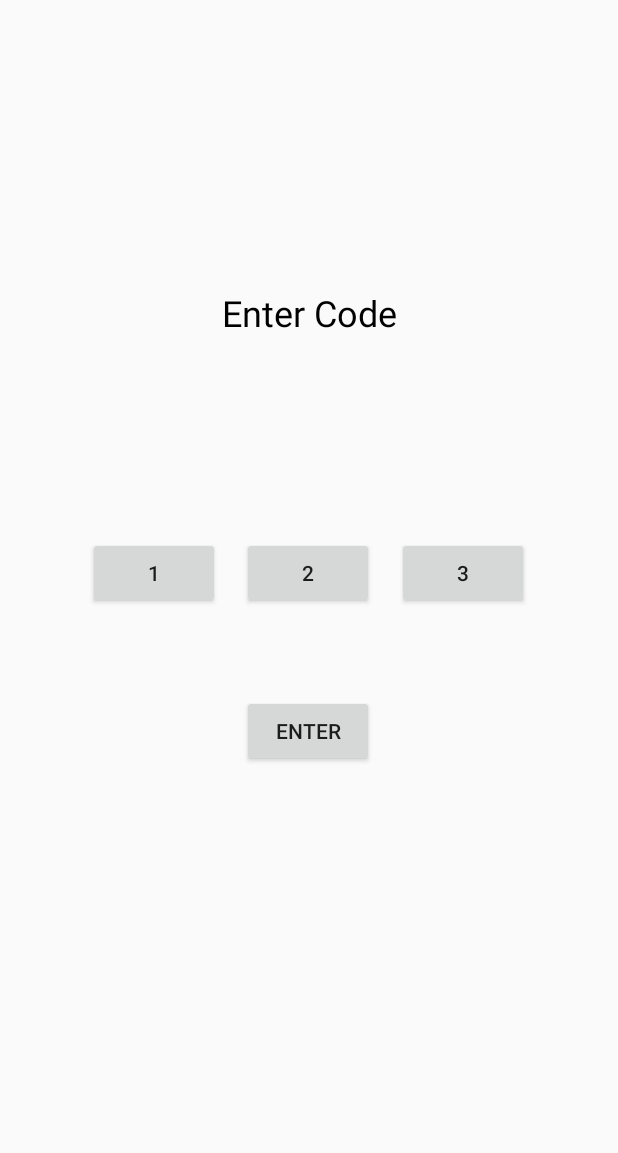
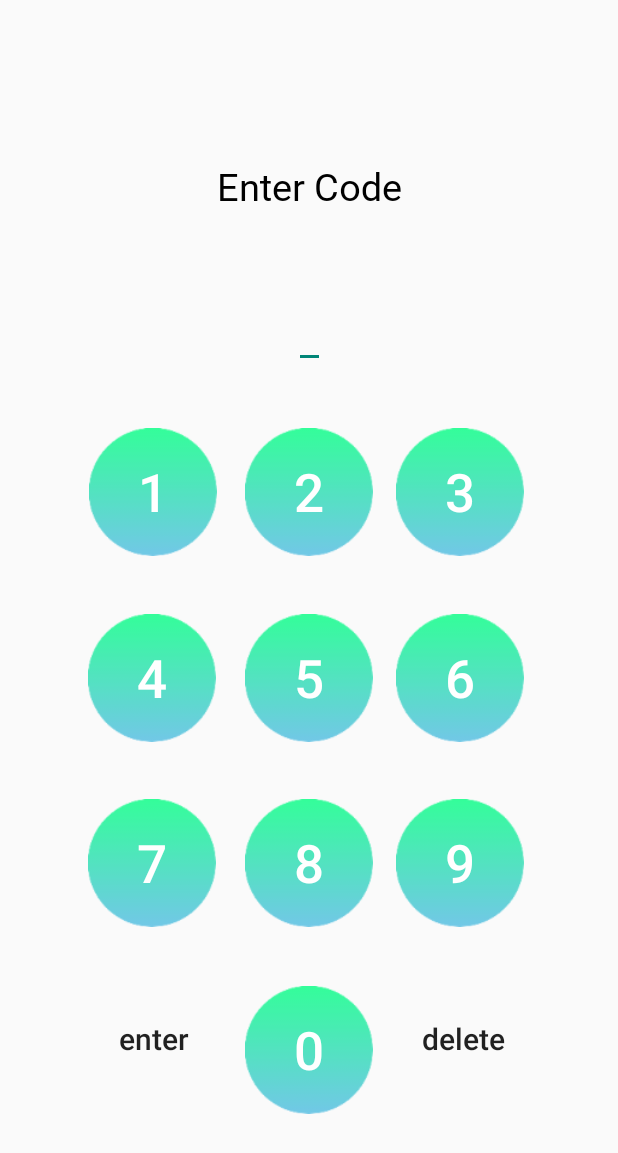
Before and after one commit to ohohxkel/Lend-and-Borrow-Application, an Android app: the AdminEnterCode screen opened directly, with no data from a screen before it, on a phone screen of 412 x 824 dp. Shown: the top 1153 px of the screen. Run offline under Robolectric (Android 15) with nearby library versions, the phone set to English and light mode, and no system bars.

Commit message:
Passcode UI

```diff
--- a/app/src/main/java/com/example/labapp/AdminEnterCode.java
+++ b/app/src/main/java/com/example/labapp/AdminEnterCode.java
@@ -6,22 +6,144 @@ import android.content.Intent;
 import android.os.Bundle;
 import android.view.View;
 import android.widget.Button;
+import android.widget.EditText;
 
 public class AdminEnterCode extends AppCompatActivity {
     Button button_enter;
+    Button button1;
+    Button button2;
+    Button button3;
+    Button button4;
+    Button button5;
+    Button button6;
+    Button button7;
+    Button button8;
+    Button button9;
+    Button button0;
+    Button button_delete;
+
+
+
+    EditText editText_code;
+
 
     @Override
     protected void onCreate(Bundle savedInstanceState) {
         super.onCreate(savedInstanceState);
         setContentView(R.layout.activity_admin_enter_passcode);
+        editText_code=(EditText)findViewById(R.id.editText_code) ;
 
         button_enter = findViewById(R.id.button_enter);
+        button1 = findViewById(R.id.button_1);
+        button2 = findViewById(R.id.button_2);
+        button3 = findViewById(R.id.button_3);
+        button4 = findViewById(R.id.button_4);
+        button5 = findViewById(R.id.button_5);
+        button6 = findViewById(R.id.button_6);
+        button7 = findViewById(R.id.button_7);
+        button8 = findViewById(R.id.button_8);
+        button9 = findViewById(R.id.button_9);
+        button0 = findViewById(R.id.button_0);
+        button_delete = findViewById(R.id.button_delete);
+
+
+        button1.setOnClickListener(new View.OnClickListener() {
+            @Override
+            public void onClick(View v) {
+                editText_code.setText(editText_code.getText().insert(editText_code.getText().length(),"1"));
+
+
+            }
+
+        });
+
+        button2.setOnClickListener(new View.OnClickListener() {
+            @Override
+            public void onClick(View v) {
+                editText_code.setText(editText_code.getText().insert(editText_code.getText().length(),"2"));
+            }
+        });
+
+        button3.setOnClickListener(new View.OnClickListener() {
+            @Override
+            public void onClick(View v) {
+                editText_code.setText(editText_code.getText().insert(editText_code.getText().length(),"3"));
+            }
+        });
+
+        button4.setOnClickListener(new View.OnClickListener() {
+            @Override
+            public void onClick(View v) {
+                editText_code.setText(editText_code.getText().insert(editText_code.getText().length(),"4"));
+            }
+        });
+
+        button5.setOnClickListener(new View.OnClickListener() {
+            @Override
+            public void onClick(View v) {
+                editText_code.setText(editText_code.getText().insert(editText_code.getText().length(),"5"));
+            }
+        });
+
+        button6.setOnClickListener(new View.OnClickListener() {
+            @Override
+            public void onClick(View v) {
+                editText_code.setText(editText_code.getText().insert(editText_code.getText().length(),"6"));
+            }
+        });
+
+        button7.setOnClickListener(new View.OnClickListener() {
+            @Override
+            public void onClick(View v) {
+                editText_code.setText(editText_code.getText().insert(editText_code.getText().length(),"7"));
+            }
+        });
+
+        button8.setOnClickListener(new View.OnClickListener() {
+            @Override
+            public void onClick(View v) {
+                editText_code.setText(editText_code.getText().insert(editText_code.getText().length(),"8"));
+            }
+        });
+
+        button9.setOnClickListener(new View.OnClickListener() {
+            @Override
+            public void onClick(View v) {
+                editText_code.setText(editText_code.getText().insert(editText_code.getText().length(),"9"));
+            }
+        });
+
+        button0.setOnClickListener(new View.OnClickListener() {
+            @Override
+            public void onClick(View v) {
+                editText_code.setText(editText_code.getText().insert(editText_code.getText().length(),"0"));
+            }
+        });
+
+
+        button_delete.setOnClickListener(new View.OnClickListener() {
+            @Override
+            public void onClick(View v) {
+                editText_code.setText(editText_code.getText().delete(editText_code.getText().length()-1, editText_code.getText().length()));
+            }
+        });
+
+
         button_enter.setOnClickListener(new View.OnClickListener() {
             @Override
             public void onClick(View v) {
-                Intent intent = new Intent(AdminEnterCode.this,AdminHome.class);
-                startActivity(intent);
+                if (Integer.parseInt(String.valueOf(editText_code.getText()))==1)
+                {
+                    Intent intent = new Intent(AdminEnterCode.this, AdminHome.class);
+                    startActivity(intent);
+                }
             }
         });
+
+
+
+
+
+
     }
 }
--- a/app/src/main/res/layout/activity_admin_enter_passcode.xml
+++ b/app/src/main/res/layout/activity_admin_enter_passcode.xml
@@ -10,60 +10,203 @@
         android:id="@+id/text_enter_code"
         android:layout_width="wrap_content"
         android:layout_height="wrap_content"
+        android:fontFamily="@font/seguisb"
         android:text="Enter Code"
         android:textColor="@color/colorBlack"
-        android:textSize="24sp"
+        android:textSize="25sp"
         app:layout_constraintBottom_toBottomOf="parent"
         app:layout_constraintEnd_toEndOf="parent"
         app:layout_constraintStart_toStartOf="parent"
         app:layout_constraintTop_toTopOf="parent"
-        app:layout_constraintVertical_bias="0.243" />
+        app:layout_constraintVertical_bias="0.135" />
 
     <Button
         android:id="@+id/button_1"
-        android:layout_width="wrap_content"
-        android:layout_height="wrap_content"
+        android:layout_width="85dp"
+        android:layout_height="85dp"
+        android:background="@drawable/gradient_circle"
         android:text="1"
+        android:textColor="@color/colorWhite"
+        android:textSize="35sp"
         app:layout_constraintBottom_toBottomOf="parent"
         app:layout_constraintEnd_toEndOf="parent"
         app:layout_constraintHorizontal_bias="0.182"
         app:layout_constraintStart_toStartOf="parent"
         app:layout_constraintTop_toTopOf="parent"
-        app:layout_constraintVertical_bias="0.461" />
+        app:layout_constraintVertical_bias="0.386" />
 
     <Button
         android:id="@+id/button_2"
-        android:layout_width="wrap_content"
-        android:layout_height="wrap_content"
+        android:layout_width="85dp"
+        android:layout_height="85dp"
+        android:background="@drawable/gradient_circle"
         android:text="2"
+        android:textColor="@color/colorWhite"
+        android:textSize="35sp"
         app:layout_constraintBottom_toBottomOf="parent"
         app:layout_constraintEnd_toEndOf="parent"
-        app:layout_constraintHorizontal_bias="0.498"
         app:layout_constraintStart_toStartOf="parent"
         app:layout_constraintTop_toTopOf="parent"
-        app:layout_constraintVertical_bias="0.461" />
+        app:layout_constraintVertical_bias="0.386" />
 
     <Button
         android:id="@+id/button_3"
+        android:layout_width="85dp"
+        android:layout_height="85dp"
+        android:background="@drawable/gradient_circle"
+        android:text="3"
+        android:textColor="@color/colorWhite"
+        android:textSize="35sp"
+        app:layout_constraintBottom_toBottomOf="parent"
+        app:layout_constraintEnd_toEndOf="parent"
+        app:layout_constraintHorizontal_bias="0.809"
+        app:layout_constraintStart_toStartOf="parent"
+        app:layout_constraintTop_toTopOf="parent"
+        app:layout_constraintVertical_bias="0.386" />
+
+    <Button
+        android:id="@+id/button_6"
+        android:layout_width="85dp"
+        android:layout_height="85dp"
+        android:background="@drawable/gradient_circle"
+        android:text="6"
+        android:textColor="@color/colorWhite"
+        android:textSize="35sp"
+        app:layout_constraintBottom_toBottomOf="parent"
+        app:layout_constraintEnd_toEndOf="parent"
+        app:layout_constraintHorizontal_bias="0.809"
+        app:layout_constraintStart_toStartOf="parent"
+        app:layout_constraintTop_toTopOf="parent"
+        app:layout_constraintVertical_bias="0.554" />
+
+    <Button
+        android:id="@+id/button_5"
+        android:layout_width="85dp"
+        android:layout_height="85dp"
+        android:background="@drawable/gradient_circle"
+        android:text="5"
+        android:textColor="@color/colorWhite"
+        android:textSize="35sp"
+        app:layout_constraintBottom_toBottomOf="parent"
+        app:layout_constraintEnd_toEndOf="parent"
+        app:layout_constraintStart_toStartOf="parent"
+        app:layout_constraintTop_toTopOf="parent"
+        app:layout_constraintVertical_bias="0.554" />
+
+    <Button
+        android:id="@+id/button_4"
+        android:layout_width="85dp"
+        android:layout_height="85dp"
+        android:background="@drawable/gradient_circle"
+        android:text="4"
+        android:textColor="@color/colorWhite"
+        android:textSize="35sp"
+        app:layout_constraintBottom_toBottomOf="parent"
+        app:layout_constraintEnd_toEndOf="parent"
+        app:layout_constraintHorizontal_bias="0.18"
+        app:layout_constraintStart_toStartOf="parent"
+        app:layout_constraintTop_toTopOf="parent"
+        app:layout_constraintVertical_bias="0.554" />
+
+    <Button
+        android:id="@+id/button_9"
+        android:layout_width="85dp"
+        android:layout_height="85dp"
+        android:background="@drawable/gradient_circle"
+        android:text="9"
+        android:textColor="@color/colorWhite"
+        android:textSize="35sp"
+        app:layout_constraintBottom_toBottomOf="parent"
+        app:layout_constraintEnd_toEndOf="parent"
+        app:layout_constraintHorizontal_bias="0.809"
+        app:layout_constraintStart_toStartOf="parent"
+        app:layout_constraintTop_toTopOf="parent"
+        app:layout_constraintVertical_bias="0.721" />
+
+    <Button
+        android:id="@+id/button_0"
+        android:layout_width="85dp"
+        android:layout_height="85dp"
+        android:background="@drawable/gradient_circle"
+        android:text="0"
+        android:textColor="@color/colorWhite"
+        android:textSize="35sp"
+        app:layout_constraintBottom_toBottomOf="parent"
+        app:layout_constraintEnd_toEndOf="parent"
+        app:layout_constraintStart_toStartOf="parent"
+        app:layout_constraintTop_toTopOf="parent"
+        app:layout_constraintVertical_bias="0.89" />
+
+    <Button
+        android:id="@+id/button_8"
+        android:layout_width="85dp"
+        android:layout_height="85dp"
+        android:background="@drawable/gradient_circle"
+        android:text="8"
+        android:textColor="@color/colorWhite"
+        android:textSize="35sp"
+        app:layout_constraintBottom_toBottomOf="parent"
+        app:layout_constraintEnd_toEndOf="parent"
+        app:layout_constraintStart_toStartOf="parent"
+        app:layout_constraintTop_toTopOf="parent"
+        app:layout_constraintVertical_bias="0.721" />
+
+    <Button
+        android:id="@+id/button_7"
+        android:layout_width="85dp"
+        android:layout_height="85dp"
+        android:background="@drawable/gradient_circle"
+        android:text="7"
+        android:textColor="@color/colorWhite"
+        android:textSize="35sp"
+        app:layout_constraintBottom_toBottomOf="parent"
+        app:layout_constraintEnd_toEndOf="parent"
+        app:layout_constraintHorizontal_bias="0.18"
+        app:layout_constraintStart_toStartOf="parent"
+        app:layout_constraintTop_toTopOf="parent"
+        app:layout_constraintVertical_bias="0.721" />
+
+    <Button
+        android:id="@+id/button_enter"
         android:layout_width="wrap_content"
         android:layout_height="wrap_content"
-        android:text="3"
+        android:background="@null"
+        android:text="enter"
+        android:textAllCaps="false"
+        android:textSize="20sp"
+        app:layout_constraintBottom_toBottomOf="parent"
+        app:layout_constraintEnd_toEndOf="parent"
+        app:layout_constraintHorizontal_bias="0.182"
+        app:layout_constraintStart_toStartOf="parent"
+        app:layout_constraintTop_toTopOf="parent"
+        app:layout_constraintVertical_bias="0.862" />
+
+    <Button
+        android:id="@+id/button_delete"
+        android:layout_width="wrap_content"
+        android:layout_height="wrap_content"
+        android:background="@null"
+        android:textSize="20sp"
+        android:text="delete"
+        android:textAllCaps="false"
         app:layout_constraintBottom_toBottomOf="parent"
         app:layout_constraintEnd_toEndOf="parent"
         app:layout_constraintHorizontal_bias="0.817"
         app:layout_constraintStart_toStartOf="parent"
         app:layout_constraintTop_toTopOf="parent"
-        app:layout_constraintVertical_bias="0.461" />
+        app:layout_constraintVertical_bias="0.862" />
 
-    <Button
-        android:id="@+id/button_enter"
+    <EditText
+        android:id="@+id/editText_code"
         android:layout_width="wrap_content"
         android:layout_height="wrap_content"
-        android:text="enter"
+        android:inputType="none"
+        android:fontFamily="@font/seguisb"
+        android:textSize="25dp"
+        android:editable="false"
         app:layout_constraintBottom_toBottomOf="parent"
         app:layout_constraintEnd_toEndOf="parent"
-        app:layout_constraintHorizontal_bias="0.498"
         app:layout_constraintStart_toStartOf="parent"
         app:layout_constraintTop_toTopOf="parent"
-        app:layout_constraintVertical_bias="0.597" />
+        app:layout_constraintVertical_bias="0.247" />
 </androidx.constraintlayout.widget.ConstraintLayout>
```
Also changed, not shown: app/src/main/AndroidManifest.xml (+6 -2 lines), app/src/main/java/com/example/labapp/AdminHistory.java (added, +14 -0 lines), app/src/main/java/com/example/labapp/LogoutConfirmation.java (added, +14 -0 lines), app/src/main/res/layout/activity_admin_history.xml (added, +37 -0 lines), app/src/main/res/layout/activity_logout_confirmation.xml (added, +41 -0 lines), app/src/main/res/layout/activity_student_home.xml (+12 -11 lines), app/src/main/res/drawable-xxxhdpi/gradient_circle.png (added), app/src/main/res/drawable-xxxhdpi/logout_background.png (added), app/src/main/res/drawable-xxxhdpi/logout_circle.png (added), app/src/main/res/drawable-xxxhdpi/logout_rectangle.png (added), app/src/main/res/drawable-xxxhdpi/student_header.png (added).
